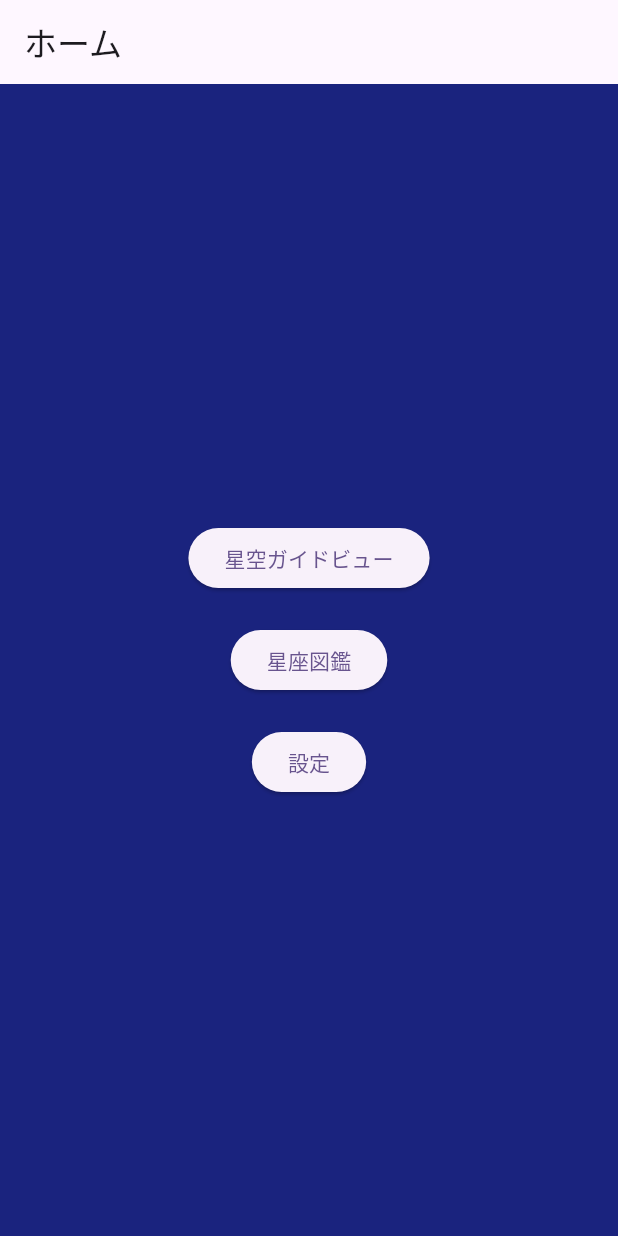
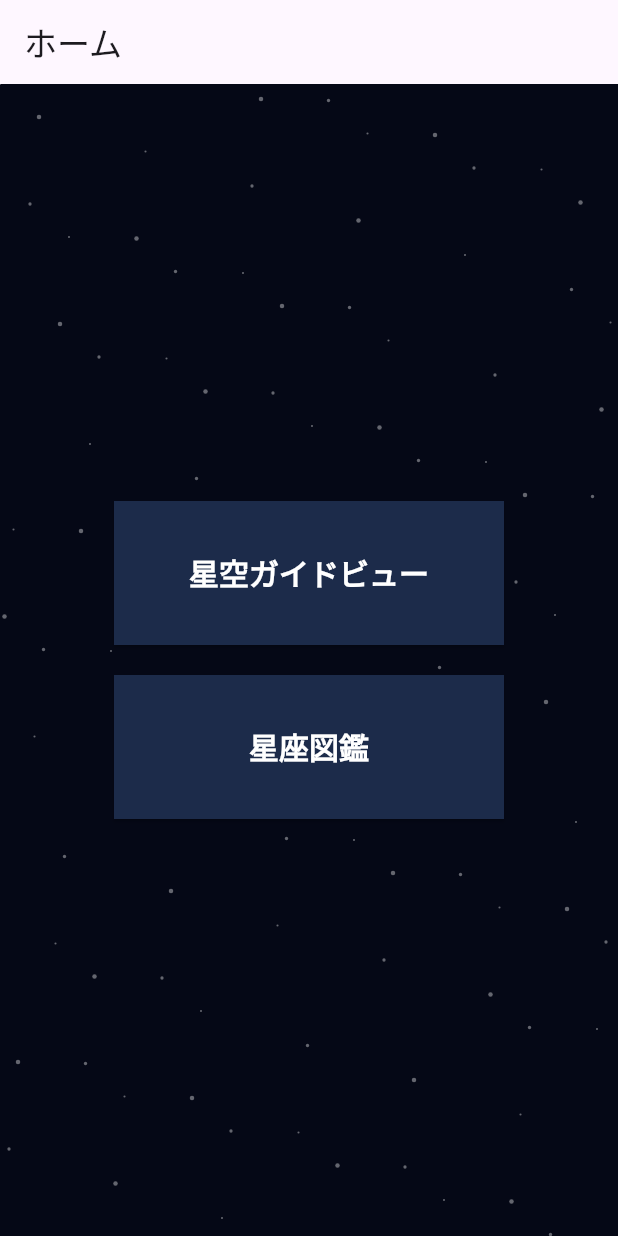
Before and after one commit to muramasa111/mobile, a Flutter app: the screen it shows after launch, on a phone screen of 412 x 824 dp. Run offline on Flutter 3.47's test engine with Material 3 defaults, Android fonts, the phone set to English and light mode, and no system bars; our stand-ins replace shared_preferences.

Commit message:
ホーム画面のデザインを変更

```diff
--- a/starguide/lib/HomePage.dart
+++ b/starguide/lib/HomePage.dart
@@ -1,7 +1,6 @@
 import 'package:flutter/material.dart';
 
 import 'ConstellationList.dart';
-import 'Settings.dart';
 import 'StarView.dart';
 
 class HomePage extends StatelessWidget {
@@ -11,22 +10,25 @@ class HomePage extends StatelessWidget {
   Widget build(BuildContext context) {
     return Scaffold(
       appBar: AppBar(title: const Text('ホーム')),
-      backgroundColor: const Color(0xFF1A237E),
-      body: Center(
+      backgroundColor: const Color(0xFF050816),
+      body: Stack(
+        children: [
+          const Positioned.fill(child: CustomPaint(painter: _HomeStarPainter())),
+          Center(
             child: Column(
               mainAxisAlignment: MainAxisAlignment.center,
               children: [
-            ElevatedButton(
+                _HomeMenuButton(
                   onPressed: () {
                     Navigator.push(
                       context,
                       MaterialPageRoute(builder: (context) => const StarView()),
                     );
                   },
-              child: const Text('星空ガイドビュー'),
+                  label: '星空ガイドビュー',
                 ),
                 const SizedBox(height: 20),
-            ElevatedButton(
+                _HomeMenuButton(
                   onPressed: () {
                     Navigator.push(
                       context,
@@ -35,21 +37,60 @@ class HomePage extends StatelessWidget {
                       ),
                     );
                   },
-              child: const Text('星座図鑑'),
-            ),
-            const SizedBox(height: 20),
-            ElevatedButton(
-              onPressed: () {
-                Navigator.push(
-                  context,
-                  MaterialPageRoute(builder: (context) => Settings()),
-                );
-              },
-              child: const Text('設定'),
+                  label: '星座図鑑',
                 ),
               ],
             ),
           ),
+        ],
+      ),
     );
   }
 }
+
+class _HomeStarPainter extends CustomPainter {
+  const _HomeStarPainter();
+
+  @override
+  void paint(Canvas canvas, Size size) {
+    for (var index = 0; index < 100; index++) {
+      final x = (index * 233.0) % size.width;
+      final y = (index * 149.0) % size.height;
+      final radius = 0.7 + (index % 3) * 0.4;
+
+      canvas.drawCircle(
+        Offset(x, y),
+        radius,
+        Paint()..color = Colors.white.withValues(alpha: 0.38),
+      );
+    }
+  }
+
+  @override
+  bool shouldRepaint(covariant _HomeStarPainter oldDelegate) => false;
+}
+
+class _HomeMenuButton extends StatelessWidget {
+  final String label;
+  final VoidCallback onPressed;
+
+  const _HomeMenuButton({required this.label, required this.onPressed});
+
+  @override
+  Widget build(BuildContext context) {
+    return SizedBox(
+      width: 260,
+      height: 96,
+      child: ElevatedButton(
+        style: ElevatedButton.styleFrom(
+          backgroundColor: const Color(0xFF1C2B4A),
+          foregroundColor: Colors.white,
+          shape: const RoundedRectangleBorder(borderRadius: BorderRadius.zero),
+          textStyle: const TextStyle(fontSize: 20, fontWeight: FontWeight.bold),
+        ),
+        onPressed: onPressed,
+        child: Text(label),
+      ),
+    );
+  }
+}
```
Also changed, not shown: starguide/lib/SpecialDiscoveryDetail.dart (+9 -1 lines), 1 other file. Lines whose indentation alone changed are shown as unchanged.
